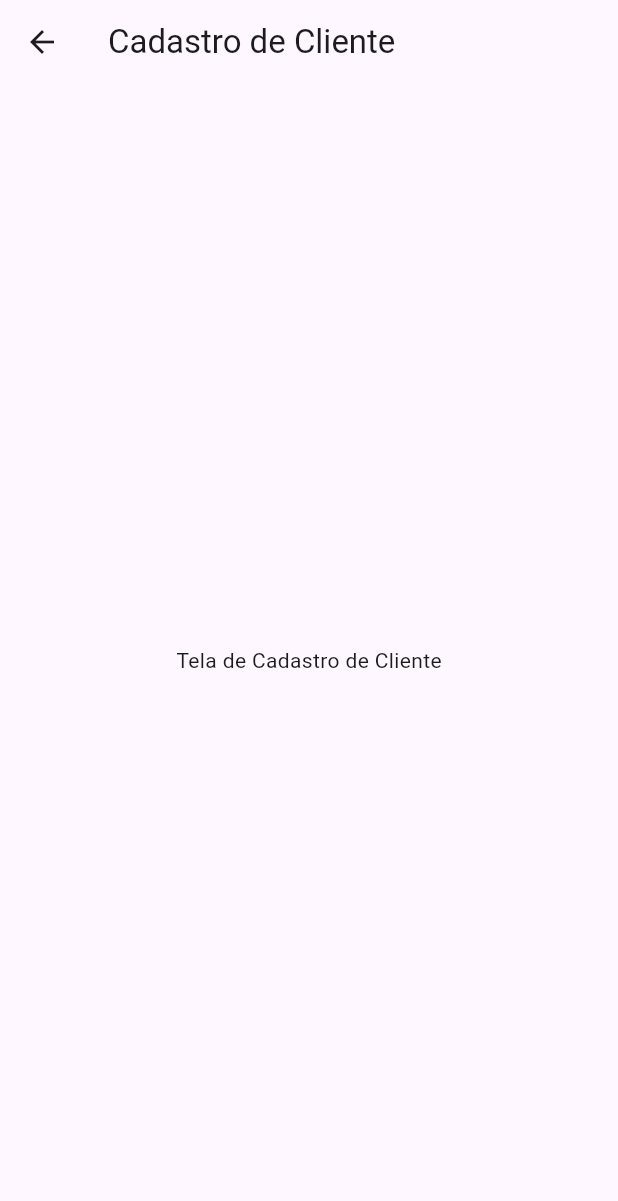
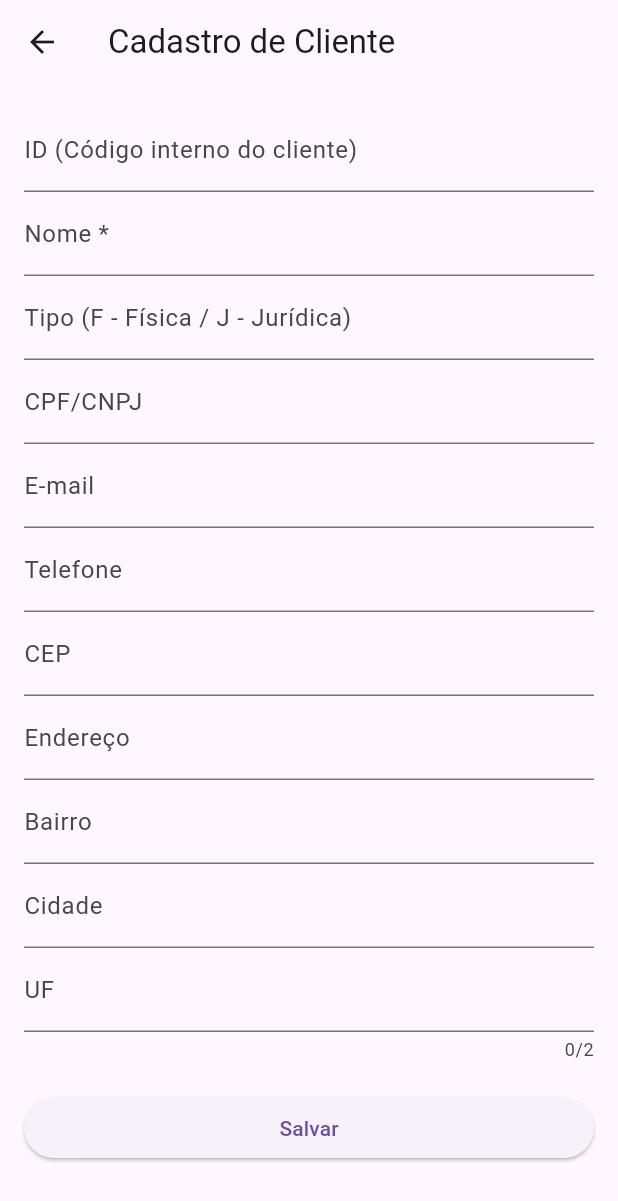
Before and after one commit to eduzimmartins22/system_flutter, a Flutter app: the ClientRegistrationPage screen opened directly, on a phone screen of 412 x 824 dp. Shown: the top 1201 px of the screen. Run offline on Flutter 3.47's test engine with Material 3 defaults, Android fonts, the phone set to English and light mode, and no system bars.

Commit message:
tela cliente

```diff
--- a/lib/cliente.dart
+++ b/lib/cliente.dart
@@ -1,11 +1,108 @@
 import 'package:flutter/material.dart';
 
-class ClientRegistrationPage extends StatelessWidget {
+class ClientRegistrationPage extends StatefulWidget {
+  const ClientRegistrationPage({super.key});
+
+  @override
+  _ClientRegistrationPageState createState() => _ClientRegistrationPageState();
+}
+
+class _ClientRegistrationPageState extends State<ClientRegistrationPage> {
+  final _formKey = GlobalKey<FormState>();
+  final TextEditingController idController = TextEditingController();
+  final TextEditingController nameController = TextEditingController();
+  final TextEditingController typeController = TextEditingController();
+  final TextEditingController cpfCnpjController = TextEditingController();
+  final TextEditingController emailController = TextEditingController();
+  final TextEditingController phoneController = TextEditingController();
+  final TextEditingController cepController = TextEditingController();
+  final TextEditingController addressController = TextEditingController();
+  final TextEditingController neighborhoodController = TextEditingController();
+  final TextEditingController cityController = TextEditingController();
+  final TextEditingController ufController = TextEditingController();
+
   @override
   Widget build(BuildContext context) {
     return Scaffold(
       appBar: AppBar(title: Text('Cadastro de Cliente')),
-      body: Center(child: Text('Tela de Cadastro de Cliente')),
+      body: Padding(
+        padding: const EdgeInsets.all(16.0),
+        child: Form(
+          key: _formKey,
+          child: ListView(
+            children: [
+              TextFormField(
+                controller: idController,
+                decoration: InputDecoration(labelText: 'ID (Código interno do cliente) '),
+                keyboardType: TextInputType.number,
+              ), // Setar um valor, n digitar...
+              TextFormField(
+                controller: nameController,
+                decoration: InputDecoration(labelText: 'Nome *'),
+                validator: (value) => value!.isEmpty ? 'Campo obrigatório' : null,
+              ),
+              TextFormField(
+                controller: typeController,
+                decoration: InputDecoration(labelText: 'Tipo (F - Física / J - Jurídica) '),
+              ),// mudar aceitação de valores para tipo F e tipo J
+
+
+
+
+
+              TextFormField(
+                controller: cpfCnpjController,
+                decoration: InputDecoration(labelText: 'CPF/CNPJ '),
+                keyboardType: TextInputType.number,
+              ),
+              TextFormField(
+                controller: emailController,
+                decoration: InputDecoration(labelText: 'E-mail'),
+                keyboardType: TextInputType.emailAddress,
+              ),
+              TextFormField(
+                controller: phoneController,
+                decoration: InputDecoration(labelText: 'Telefone'),
+                keyboardType: TextInputType.phone,
+              ),
+              TextFormField(
+                controller: cepController,
+                decoration: InputDecoration(labelText: 'CEP'),
+                keyboardType: TextInputType.number,
+              ), // tentar colocar o resto das informações automaticamente
+
+
+
+              TextFormField(
+                controller: addressController,
+                decoration: InputDecoration(labelText: 'Endereço'),
+              ),
+              TextFormField(
+                controller: neighborhoodController,
+                decoration: InputDecoration(labelText: 'Bairro'),
+              ),
+              TextFormField(
+                controller: cityController,
+                decoration: InputDecoration(labelText: 'Cidade'),
+              ),
+              TextFormField(
+                controller: ufController,
+                decoration: InputDecoration(labelText: 'UF'),
+                maxLength: 2,
+              ),
+              SizedBox(height: 20),
+              ElevatedButton(
+                onPressed: () {
+                  if (_formKey.currentState!.validate()) {
+                    // Salvar os dados ou realizar alguma ação
+                  }
+                },
+                child: Text('Salvar'), //limpar os campos e salvar em algum Cache
+              ),
+            ],
+          ),
+        ),
+      ),
     );
   }
 }
--- a/lib/home.dart
+++ b/lib/home.dart
@@ -4,6 +4,8 @@ import 'cliente.dart';
 import 'produto.dart';
 
 class HomePage extends StatelessWidget {
+  const HomePage({super.key});
+
   @override
   Widget build(BuildContext context) {
     return Scaffold(
--- a/lib/login.dart
+++ b/lib/login.dart
@@ -2,6 +2,8 @@ import 'package:flutter/material.dart';
 import 'home.dart';
 
 class LoginPage extends StatefulWidget {
+  const LoginPage({super.key});
+
   @override
   _LoginPageState createState() => _LoginPageState();
 }
--- a/lib/main.dart
+++ b/lib/main.dart
@@ -6,6 +6,8 @@ void main() {
 }
 
 class SalesApp extends StatelessWidget {
+  const SalesApp({super.key});
+
   @override
   Widget build(BuildContext context) {
     return MaterialApp(
--- a/lib/produto.dart
+++ b/lib/produto.dart
@@ -1,6 +1,8 @@
 import 'package:flutter/material.dart';
 
 class ProductRegistrationPage extends StatelessWidget {
+  const ProductRegistrationPage({super.key});
+
   @override
   Widget build(BuildContext context) {
     return Scaffold(
--- a/lib/usuario.dart
+++ b/lib/usuario.dart
@@ -1,6 +1,8 @@
 import 'package:flutter/material.dart';
 
 class UserRegistrationPage extends StatelessWidget {
+  const UserRegistrationPage({super.key});
+
   @override
   Widget build(BuildContext context) {
     return Scaffold(
```
Also changed, not shown: 8 other files.
